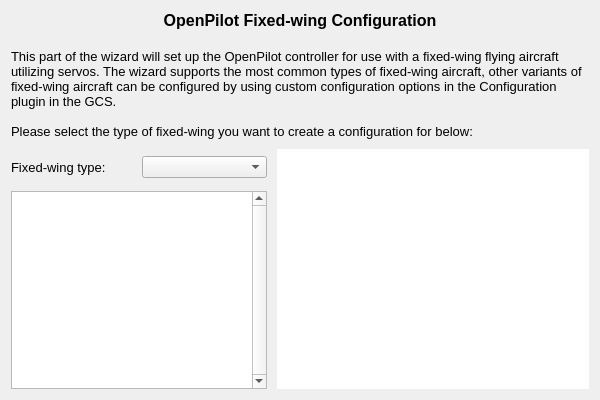
Old version of the form ground/openpilotgcs/src/plugins/setupwizard/pages/fixedwingpage.ui in the repository openpilot/OpenPilot.
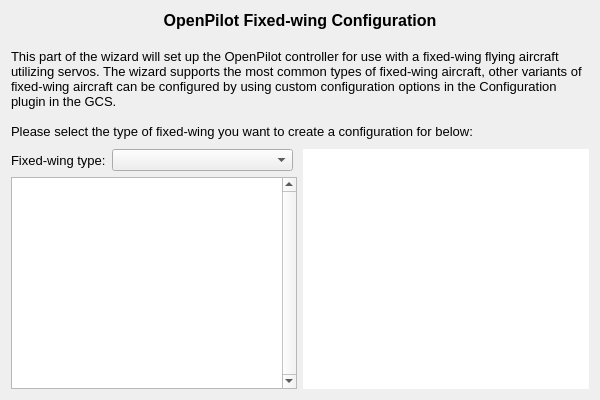
New version of the form.

Commit message: OP-1222 Added reversed for servos. Beautification of fixed wing page.

```diff
--- a/ground/openpilotgcs/src/plugins/setupwizard/pages/fixedwingpage.ui
+++ b/ground/openpilotgcs/src/plugins/setupwizard/pages/fixedwingpage.ui
@@ -49,11 +49,11 @@
          </property>
          <item>
           <widget class="QLabel" name="label_2">
-           <property name="minimumSize">
-            <size>
-             <width>125</width>
-             <height>36</height>
-            </size>
+           <property name="sizePolicy">
+            <sizepolicy hsizetype="Minimum" vsizetype="Preferred">
+             <horstretch>0</horstretch>
+             <verstretch>0</verstretch>
+            </sizepolicy>
            </property>
            <property name="font">
             <font>
@@ -69,6 +69,12 @@
          </item>
          <item>
           <widget class="QComboBox" name="typeCombo">
+           <property name="sizePolicy">
+            <sizepolicy hsizetype="Expanding" vsizetype="Fixed">
+             <horstretch>0</horstretch>
+             <verstretch>0</verstretch>
+            </sizepolicy>
+           </property>
            <property name="minimumSize">
             <size>
              <width>125</width>
@@ -82,7 +88,7 @@
        <item>
         <widget class="QTextEdit" name="typeDescription">
          <property name="sizePolicy">
-          <sizepolicy hsizetype="Maximum" vsizetype="Expanding">
+          <sizepolicy hsizetype="MinimumExpanding" vsizetype="Expanding">
            <horstretch>0</horstretch>
            <verstretch>0</verstretch>
           </sizepolicy>
```
The commit also changes 1 other file.
